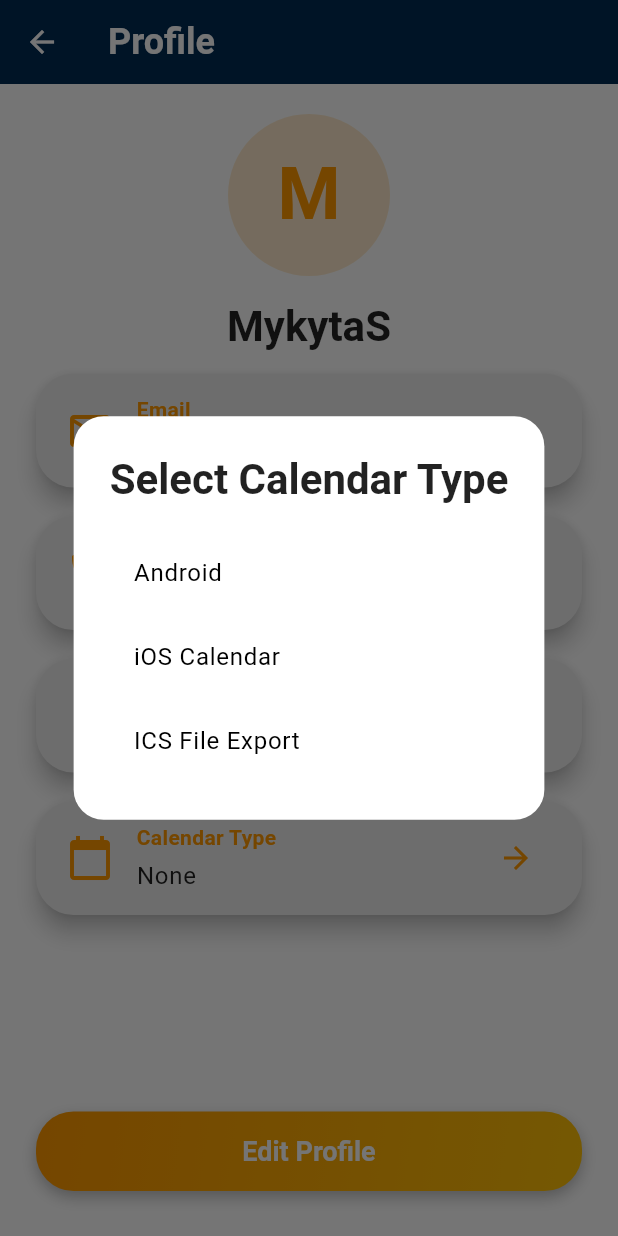
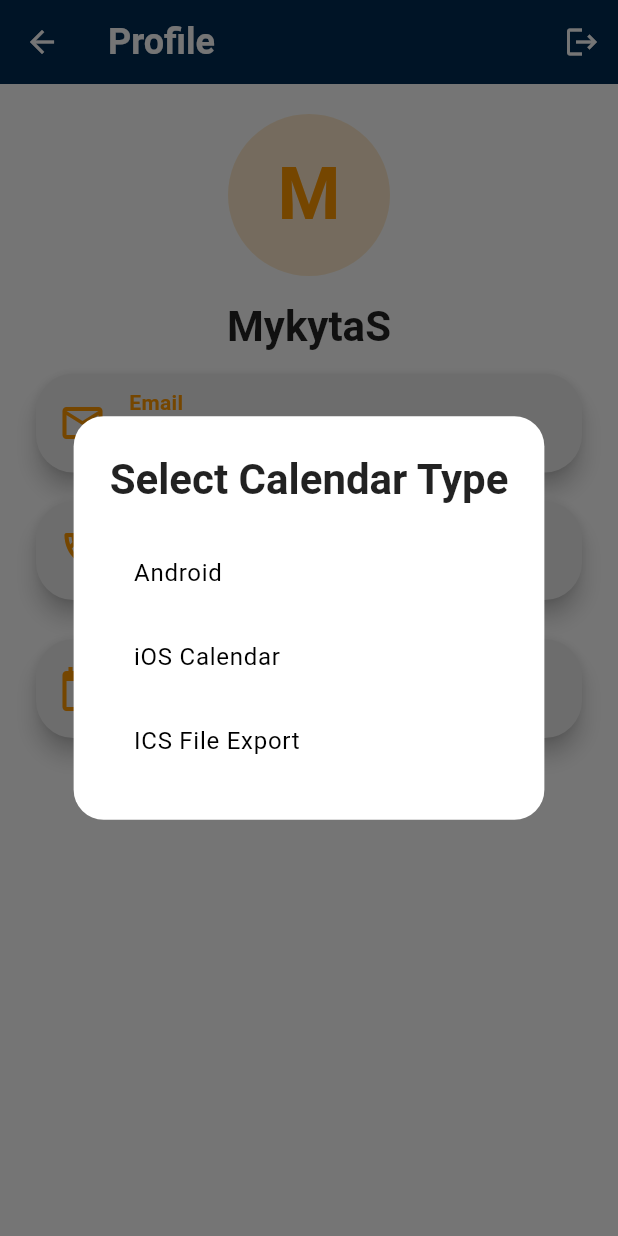
Before and after one commit to supertalentwiz/syncmyschedule, a Flutter app: the ProfileScreen screen opened by its route, after a tap on the "arrow forward" icon, on a phone screen of 412 x 824 dp. Run offline on Flutter 3.47's test engine with Material 3 defaults, Android fonts, the phone set to English and light mode, and no system bars; our stand-ins replace cloud_functions, firebase_auth, firebase_core, flutter_secure_storage, share_plus, shared_preferences and 1 more; missing offline and left inert: device_calendar; accounts and stored records are empty.

Commit message:
feat: updated UI parts

```diff
--- a/lib/constants/app_sizes.dart
+++ b/lib/constants/app_sizes.dart
@@ -14,12 +14,12 @@
   static const double titleFontSize = 32.0;
   static const double buttonFontSize = 18.0;
   static const double navBarHeight = 90.0;
-  static const double dateTimeCardHeight = 120.0;
+  static const double dateTimeCardHeight = 80.0;
   static const double dialogBorderRadius = 20.0;
   static const double smallIconSize = 24.0;
   static const double largeIconSize = 32.0;
   static const double avatarRadius = 54.0;
-  static const double cardHorizontalPadding = 20.0;
-  static const double cardVerticalPadding = 14.0;
+  static const double cardHorizontalPadding = 15.0;
+  static const double cardVerticalPadding = 9.0;
   static const double cardSpacing = 7.0;
 }
--- a/lib/screens/main_screen.dart
+++ b/lib/screens/main_screen.dart
@@ -58,7 +58,7 @@
         children: [
           const SizedBox(height: 12),
           Padding(
-            padding: const EdgeInsets.symmetric(horizontal: 16),
+            padding: const EdgeInsets.symmetric(horizontal: 15),
             child: DateTimeCard(date: _dateString, time: _timeString),
           ),
           const SizedBox(height: 12),
--- a/lib/screens/profile_screen.dart
+++ b/lib/screens/profile_screen.dart
@@ -1,5 +1,6 @@
 import 'package:flutter/material.dart';
 import 'package:provider/provider.dart';
+import 'package:syncmyschedule/widgets/common/custom_app_bar.dart';
 import '../constants/app_colors.dart';
 import '../constants/app_strings.dart';
 import '../constants/app_sizes.dart';
@@ -20,11 +21,7 @@
     final scheduleProvider = Provider.of<ScheduleProvider>(context);
 
     return Scaffold(
-      appBar: AppBar(
-        title: const Text(AppStrings.profile),
-        backgroundColor: AppColors.primary,
-        foregroundColor: AppColors.background,
-      ),
+      appBar: CustomAppBar(title: AppStrings.profile),
       body: SafeArea(
         child: Padding(
           padding: const EdgeInsets.symmetric(
@@ -52,11 +49,11 @@
                 value: profile.phone,
               ),
               const SizedBox(height: AppSizes.cardSpacing),
-              InfoCard(
-                icon: Icons.perm_identity,
-                label: AppStrings.schedulerId,
-                value: profile.schedulerId,
-              ),
+              // InfoCard(
+              //   icon: Icons.perm_identity,
+              //   label: AppStrings.schedulerId,
+              //   value: profile.schedulerId,
+              // ),
               const SizedBox(height: AppSizes.cardSpacing),
               InfoCard(
                 icon: Icons.calendar_today,
@@ -69,17 +66,17 @@
                   ),
                 ),
               ),
-              const Spacer(),
-              GradientButton(
-                label: AppStrings.editProfile,
-                onPressed: () => Navigator.push(
-                  context,
-                  MaterialPageRoute(
-                    builder: (_) =>
-                        EditProfileScreen(initialData: profile.toMap()),
-                  ),
-                ),
-              ),
+              // const Spacer(),
+              // GradientButton(
+              //   label: AppStrings.editProfile,
+              //   onPressed: () => Navigator.push(
+              //     context,
+              //     MaterialPageRoute(
+              //       builder: (_) =>
+              //           EditProfileScreen(initialData: profile.toMap()),
+              //     ),
+              //   ),
+              // ),
             ],
           ),
         ),
--- a/lib/widgets/schedule/date_time_card.dart
+++ b/lib/widgets/schedule/date_time_card.dart
@@ -12,7 +12,7 @@
   Widget build(BuildContext context) {
     return Container(
       width: double.infinity,
-      padding: const EdgeInsets.symmetric(vertical: 20, horizontal: 15),
+      padding: const EdgeInsets.symmetric(vertical: 10, horizontal: 15),
       decoration: BoxDecoration(
         gradient: const LinearGradient(
           colors: [AppColors.accent, Color(0xFFFFC107)],
```
